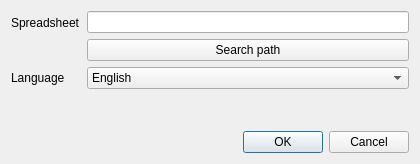
Qt form MeasurementValueLogging/ui_data/settingsDialog.ui (leezu/MeasurementValueLogging) before a commit.
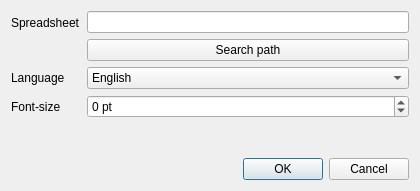
The same form after that commit.

Commit message: Add features: rounding, font-size changing; Bugfix

Diff of the .ui file:
```diff
--- a/MeasurementValueLogging/ui_data/settingsDialog.ui
+++ b/MeasurementValueLogging/ui_data/settingsDialog.ui
@@ -7,7 +7,7 @@
     <x>0</x>
     <y>0</y>
     <width>420</width>
-    <height>164</height>
+    <height>191</height>
    </rect>
   </property>
   <property name="windowTitle">
@@ -68,6 +68,35 @@
        </item>
       </widget>
      </item>
+     <item row="2" column="0">
+      <widget class="QLabel" name="label">
+       <property name="toolTip">
+        <string>Relative to the system font-size.</string>
+       </property>
+       <property name="text">
+        <string>Font-size</string>
+       </property>
+      </widget>
+     </item>
+     <item row="2" column="1">
+      <widget class="QSpinBox" name="fontsize">
+       <property name="toolTip">
+        <string>Relative to the system font-size.</string>
+       </property>
+       <property name="suffix">
+        <string> pt</string>
+       </property>
+       <property name="prefix">
+        <string/>
+       </property>
+       <property name="minimum">
+        <number>-10</number>
+       </property>
+       <property name="maximum">
+        <number>10</number>
+       </property>
+      </widget>
+     </item>
     </layout>
    </item>
    <item>
```
The commit also changes 6 other files.
